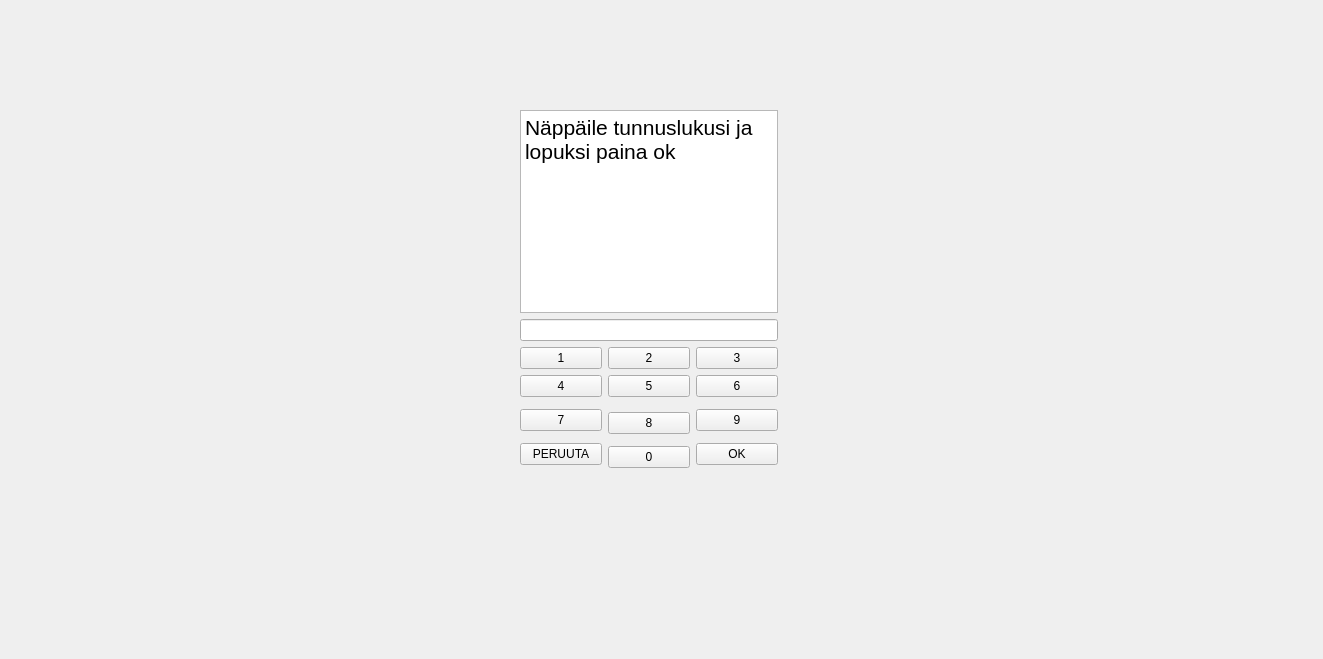
Qt form bankautomat/tunnusluku.ui (bank-2022/group15) before a commit.
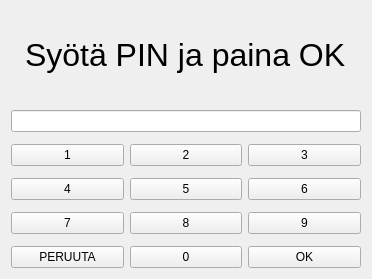
The same form after that commit.

Commit message: ui muutoksia, tunnusluku saa yhteyden apiin

```diff
--- a/bankautomat/tunnusluku.ui
+++ b/bankautomat/tunnusluku.ui
@@ -6,123 +6,124 @@
    <rect>
     <x>0</x>
     <y>0</y>
-    <width>1323</width>
-    <height>659</height>
+    <width>372</width>
+    <height>279</height>
    </rect>
   </property>
   <property name="windowTitle">
    <string>Form</string>
   </property>
-  <widget class="QWidget" name="layoutWidget">
-   <property name="geometry">
-    <rect>
-     <x>520</x>
-     <y>110</y>
-     <width>258</width>
-     <height>361</height>
-    </rect>
-   </property>
    <layout class="QGridLayout" name="gridLayout">
-    <item row="11" column="2">
-     <widget class="QPushButton" name="pushButton_3">
-      <property name="text">
-       <string>3</string>
-      </property>
-     </widget>
-    </item>
-    <item row="12" column="2">
-     <widget class="QPushButton" name="pushButton_6">
+   <item row="0" column="0">
+    <layout class="QGridLayout" name="gridLayout_2">
+     <property name="sizeConstraint">
+      <enum>QLayout::SetMaximumSize</enum>
+     </property>
+     <property name="verticalSpacing">
+      <number>12</number>
+     </property>
+     <item row="2" column="0">
+      <widget class="QPushButton" name="pushButton">
       <property name="text">
-       <string>6</string>
+        <string>1</string>
       </property>
      </widget>
     </item>
-    <item row="17" column="1" rowspan="2">
-     <widget class="QPushButton" name="pushButton_10">
+     <item row="3" column="1">
+      <widget class="QPushButton" name="pushButton_5">
       <property name="text">
-       <string>0</string>
+        <string>5</string>
       </property>
      </widget>
     </item>
-    <item row="11" column="1">
-     <widget class="QPushButton" name="pushButton_2">
+     <item row="4" column="0">
+      <widget class="QPushButton" name="pushButton_7">
       <property name="text">
-       <string>2</string>
+        <string>7</string>
       </property>
      </widget>
     </item>
-    <item row="15" column="2">
+     <item row="4" column="2">
      <widget class="QPushButton" name="pushButton_9">
       <property name="text">
        <string>9</string>
       </property>
      </widget>
     </item>
-    <item row="15" column="1" rowspan="2">
+     <item row="1" column="0" colspan="3">
+      <widget class="QLineEdit" name="Laatikko"/>
+     </item>
+     <item row="4" column="1">
      <widget class="QPushButton" name="pushButton_8">
       <property name="text">
        <string>8</string>
       </property>
      </widget>
     </item>
-    <item row="17" column="0">
+     <item row="5" column="0">
      <widget class="QPushButton" name="pushButton_11">
       <property name="text">
        <string>PERUUTA</string>
       </property>
      </widget>
     </item>
-    <item row="12" column="0">
+     <item row="5" column="1">
+      <widget class="QPushButton" name="pushButton_10">
+       <property name="text">
+        <string>0</string>
+       </property>
+      </widget>
+     </item>
+     <item row="3" column="2">
+      <widget class="QPushButton" name="pushButton_6">
+       <property name="text">
+        <string>6</string>
+       </property>
+      </widget>
+     </item>
+     <item row="3" column="0">
      <widget class="QPushButton" name="pushButton_4">
       <property name="text">
        <string>4</string>
       </property>
      </widget>
     </item>
-    <item row="17" column="2">
+     <item row="5" column="2">
      <widget class="QPushButton" name="pushButton_12">
       <property name="text">
        <string>OK</string>
       </property>
      </widget>
     </item>
-    <item row="12" column="1">
-     <widget class="QPushButton" name="pushButton_5">
+     <item row="2" column="1">
+      <widget class="QPushButton" name="pushButton_2">
       <property name="text">
-       <string>5</string>
+        <string>2</string>
       </property>
      </widget>
     </item>
-    <item row="7" column="0" colspan="3">
-     <widget class="QLineEdit" name="Laatikko"/>
-    </item>
-    <item row="11" column="0">
-     <widget class="QPushButton" name="pushButton">
+     <item row="2" column="2">
+      <widget class="QPushButton" name="pushButton_3">
       <property name="text">
-       <string>1</string>
+        <string>3</string>
       </property>
      </widget>
     </item>
-    <item row="14" column="0" rowspan="3">
-     <widget class="QPushButton" name="pushButton_7">
+     <item row="0" column="0" colspan="3" alignment="Qt::AlignHCenter">
+      <widget class="QLabel" name="label">
+       <property name="font">
+        <font>
+         <pointsize>24</pointsize>
+        </font>
+       </property>
       <property name="text">
-       <string>7</string>
+        <string>Syötä PIN ja paina OK</string>
       </property>
      </widget>
     </item>
-    <item row="0" column="0" colspan="3">
-     <widget class="QTextEdit" name="textEdit">
-      <property name="html">
-       <string>&lt;!DOCTYPE HTML PUBLIC &quot;-//W3C//DTD HTML 4.0//EN&quot; &quot;http://www.w3.org/TR/REC-html40/strict.dtd&quot;&gt;
-&lt;html&gt;&lt;head&gt;&lt;meta name=&quot;qrichtext&quot; content=&quot;1&quot; /&gt;&lt;style type=&quot;text/css&quot;&gt;
-p, li { white-space: pre-wrap; }
-&lt;/style&gt;&lt;/head&gt;&lt;body style=&quot; font-family:'MS Shell Dlg 2'; font-size:8.25pt; font-weight:400; font-style:normal;&quot;&gt;
-&lt;p style=&quot; margin-top:0px; margin-bottom:0px; margin-left:0px; margin-right:0px; -qt-block-indent:0; text-indent:0px;&quot;&gt;&lt;span style=&quot; font-size:16pt;&quot;&gt;Näppäile tunnuslukusi ja lopuksi paina ok&lt;/span&gt;&lt;/p&gt;&lt;/body&gt;&lt;/html&gt;</string>
-      </property>
-     </widget>
-    </item>
-   </layout>
-  </widget>
+    </layout>
+   </item>
+  </layout>
  </widget>
  <resources/>
  <connections/>
```
Lines whose indentation alone changed are shown as unchanged. The commit also changes 5 other files.
